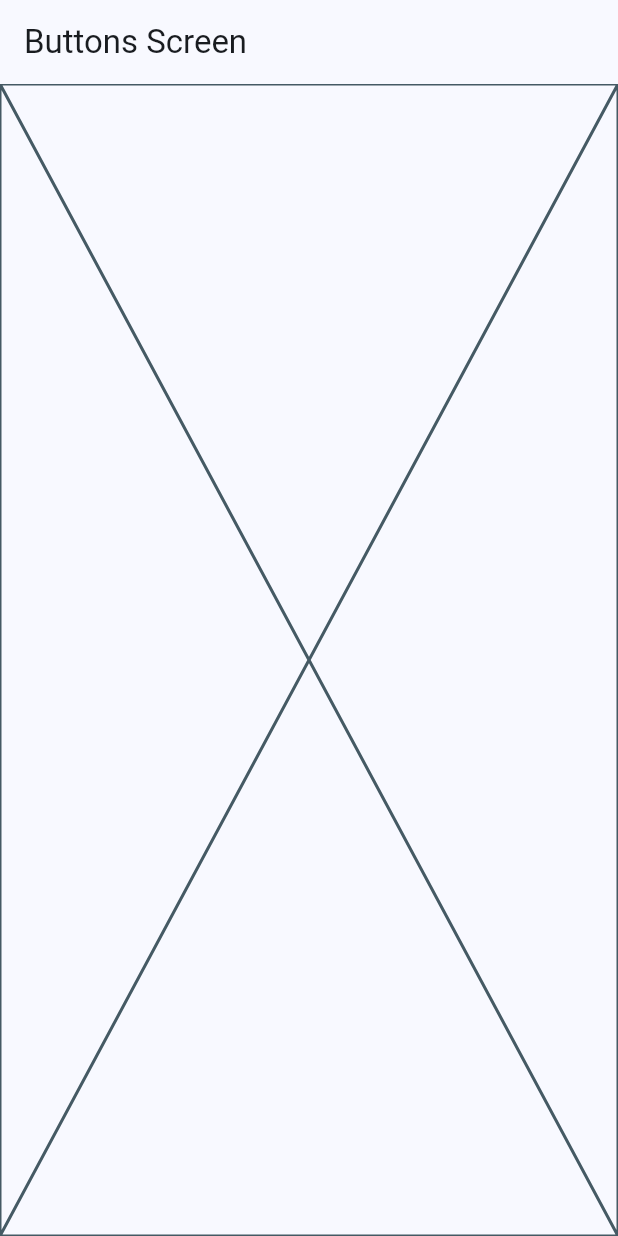
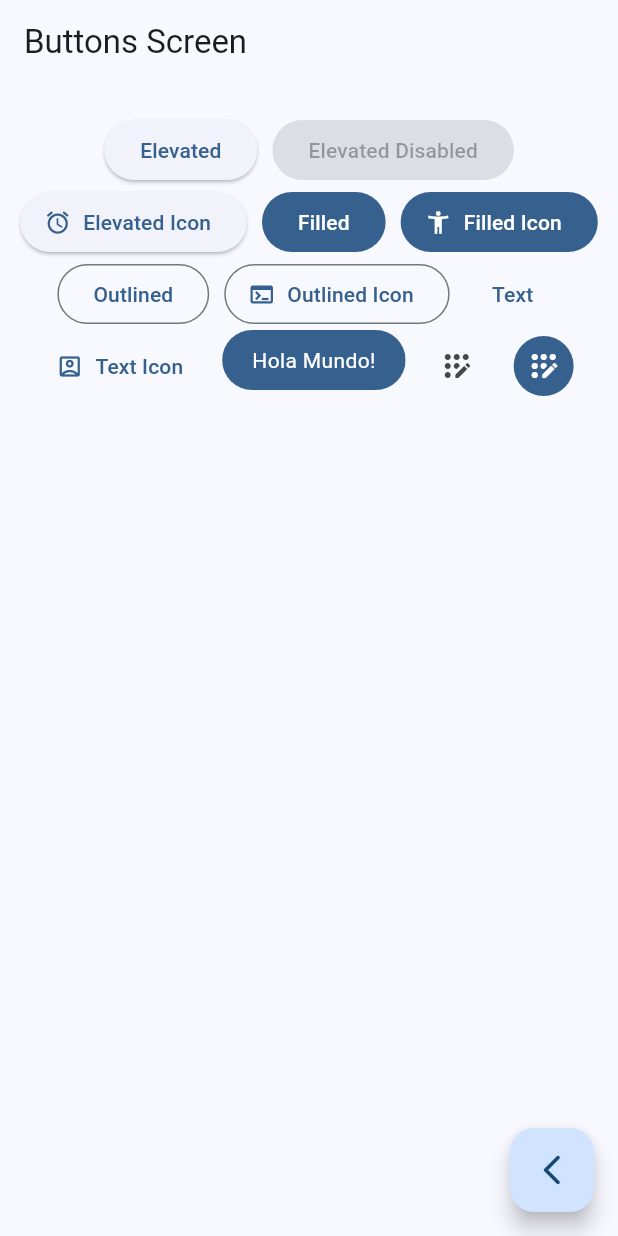
Before and after one commit to danlej/widgets_app, a Flutter app: the ButtonsScreen screen opened by its route, on a phone screen of 412 x 824 dp. Run offline on Flutter 3.47's test engine with Material 3 defaults, Android fonts, the phone set to English and light mode, and no system bars; our stand-ins replace go_router.

Commit message:
Button screen finished

```diff
--- a/lib/presentation/screens/buttons/buttons_screen.dart
+++ b/lib/presentation/screens/buttons/buttons_screen.dart
@@ -1,4 +1,5 @@
 import 'package:flutter/material.dart';
+import 'package:go_router/go_router.dart';
 
 class ButtonsScreen extends StatelessWidget {
   static const String name = 'buttons_screen';
@@ -11,7 +12,100 @@ class ButtonsScreen extends StatelessWidget {
       appBar: AppBar(
         title: const Text('Buttons Screen'),
       ),
-      body: const Placeholder(),
+      body: const _ButtonsView(),
+      floatingActionButton: FloatingActionButton(
+        onPressed: () {
+          context.pop();
+        },
+        child: const Icon(Icons.arrow_back_ios_new_rounded),
+      ),
     );
   }
 }
+
+class _ButtonsView extends StatelessWidget {
+  const _ButtonsView();
+
+  @override
+  Widget build(BuildContext context) {
+    final colors = Theme.of(context).colorScheme;
+
+    return SizedBox(
+      width: double.infinity,
+      child: Padding(
+        padding: const EdgeInsets.symmetric(horizontal: 10.0, vertical: 20.0),
+        child: Wrap(
+          spacing: 10.0,
+          alignment: WrapAlignment.center,
+          children: [
+            ElevatedButton(onPressed: () {}, child: const Text('Elevated')),
+            const ElevatedButton(
+                onPressed: null, child: Text('Elevated Disabled')),
+            ElevatedButton.icon(
+              onPressed: () {},
+              icon: const Icon(Icons.access_alarm_rounded),
+              label: const Text('Elevated Icon'),
+            ),
+            FilledButton(onPressed: () {}, child: const Text('Filled')),
+            FilledButton.icon(
+              onPressed: () {},
+              icon: const Icon(Icons.accessibility_new),
+              label: const Text('Filled Icon'),
+            ),
+            OutlinedButton(onPressed: () {}, child: const Text('Outlined')),
+            OutlinedButton.icon(
+              onPressed: () {},
+              label: const Text('Outlined Icon'),
+              icon: const Icon(Icons.terminal),
+            ),
+            TextButton(onPressed: () {}, child: const Text('Text')),
+            TextButton.icon(
+              onPressed: () {},
+              icon: const Icon(Icons.account_box_outlined),
+              label: const Text('Text Icon'),
+            ),
+            const CustomButton(),
+            IconButton(
+              onPressed: () {},
+              icon: const Icon(Icons.app_registration_rounded),
+            ),
+            IconButton(
+              onPressed: () {},
+              icon: const Icon(Icons.app_registration_rounded),
+              style: ButtonStyle(
+                backgroundColor: WidgetStatePropertyAll(colors.primary),
+                iconColor: const WidgetStatePropertyAll(Colors.white),
+              ),
+            )
+          ],
+        ),
+      ),
+    );
+  }
+}
+
+class CustomButton extends StatelessWidget {
+  const CustomButton({super.key});
+
+  @override
+  Widget build(BuildContext context) {
+    final colors = Theme.of(context).colorScheme;
+
+    return ClipRRect(
+      borderRadius: BorderRadius.circular(20.0),
+      child: Material(
+        color: colors.primary,
+        child: InkWell(
+          onTap: () {},
+          child: const Padding(
+            padding: EdgeInsets.symmetric(horizontal: 20.0, vertical: 10.0),
+            child: Text(
+              'Hola Mundo!',
+              style: TextStyle(color: Colors.white),
+            ),
+          ),
+        ),
+      ),
+    );
+  }
+}
--- a/lib/presentation/screens/home/home_screen.dart
+++ b/lib/presentation/screens/home/home_screen.dart
@@ -1,7 +1,6 @@
 import 'package:flutter/material.dart';
 import 'package:go_router/go_router.dart';
 import 'package:widgets_app/config/menu/menu_items.dart';
-import 'package:widgets_app/presentation/screens/cards/cards_screen.dart';
 
 class HomeScreen extends StatelessWidget {
   static const String name = 'home_screen';
```
